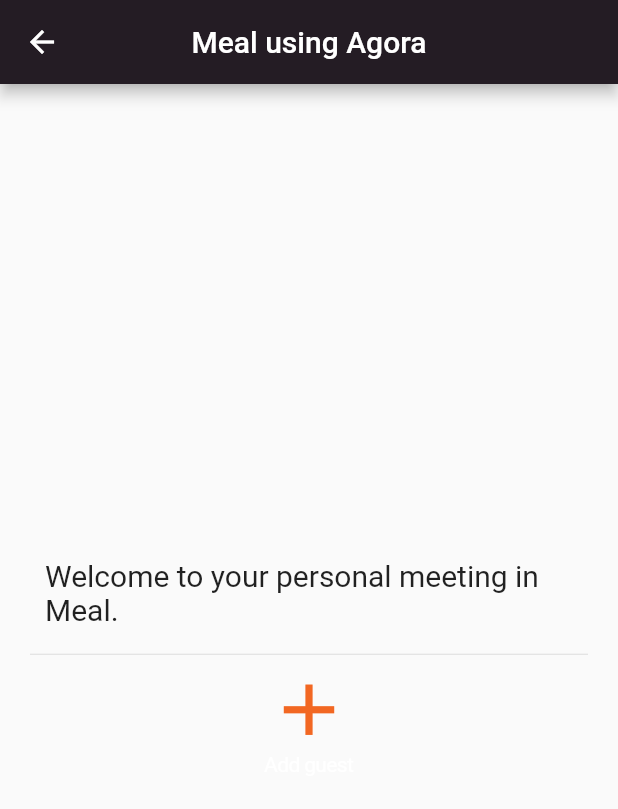
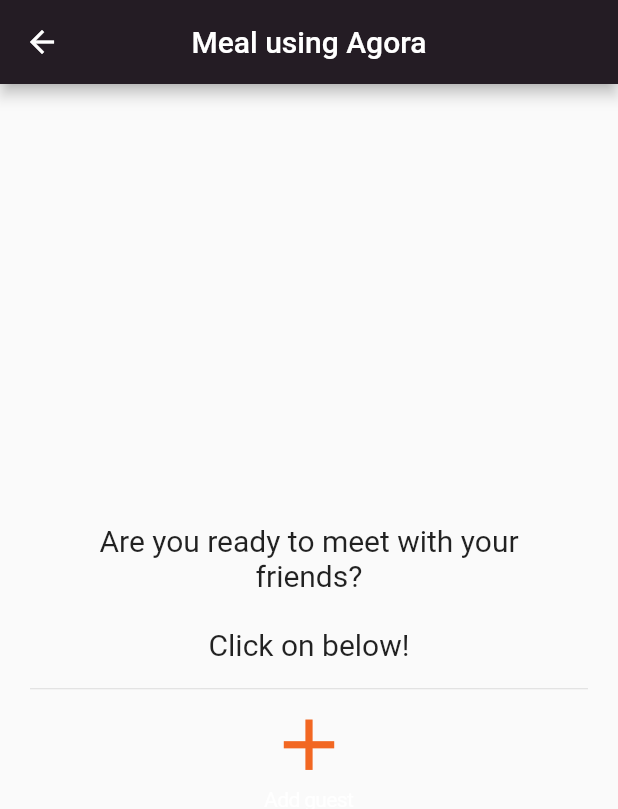
Before and after one commit to netopaez97/Meal, a Flutter app: the IndexPage screen opened by its route, on a phone screen of 412 x 824 dp. Shown: the top 809 px of the screen. Run offline on Flutter 3.47's test engine with Material 2 defaults, Android fonts, the phone set to English and light mode, and no system bars; our stand-ins replace carousel_pro, cloud_firestore, firebase_dynamic_links, firebase_messaging, permission_handler, shared_preferences; missing offline and left inert: agora_rtc_engine, square_in_app_payments; accounts and stored records are empty; statements that could not run were skipped.

Commit message:
bug para ingresar a una conferencia arreglado

```diff
--- a/lib/pages/video_conference/index_conference.dart
+++ b/lib/pages/video_conference/index_conference.dart
@@ -15,19 +15,8 @@ class IndexPage extends StatefulWidget {
 }
 
 class IndexState extends State<IndexPage> {
-  /// create a channelController to retrieve text value
-  final _channelController = TextEditingController();
-
-  /// if channel textField is validated to have error
 
   ClientRole _role = ClientRole.Broadcaster;
-
-  @override
-  void dispose() {
-    // dispose input controller
-    _channelController.dispose();
-    super.dispose();
-  }
 
   @override
   Widget build(BuildContext context) {
@@ -46,58 +35,14 @@ class IndexState extends State<IndexPage> {
               Padding(
                 padding: const EdgeInsets.all(10.0),
                 child: Text(
-                  "Welcome to your personal meeting in Meal.",
+                  "Are you ready to meet with your friends?\n\nClick on below!",
                   style: TextStyle(fontSize: 20),
+                  textAlign: TextAlign.center,
                 ),
               ),
               Divider(),
 
               IconAdd(onPressed: onJoin)
-              // Row(
-              //   children: <Widget>[
-              //     Expanded(
-              //         child: TextField(
-              //       enabled: true,
-              //       controller: _channelController,
-              //       decoration: InputDecoration(
-              //         errorText:
-              //             _validateError ? 'Channel name is mandatory' : null,
-              //         border: UnderlineInputBorder(
-              //           borderSide: BorderSide(width: 1),
-              //         ),
-              //         hintText: 'Channel name',
-              //       ),
-              //     ))
-              //   ],
-              // ),
-              // Column(
-              //   children: [
-              //     ListTile(
-              //       title: Text("Join as diner"),
-              //       leading: Radio(
-              //         value: ClientRole.Broadcaster,
-              //         groupValue: _role,
-              //         onChanged: (ClientRole value) {
-              //           setState(() {
-              //             _role = value;
-              //           });
-              //         },
-              //       ),
-              //     ),
-              //     ListTile(
-              //       title: Text("Join as viewer"),
-              //       leading: Radio(
-              //         value: ClientRole.Audience,
-              //         groupValue: _role,
-              //         onChanged: (ClientRole value) {
-              //           setState(() {
-              //             _role = value;
-              //           });
-              //         },
-              //       ),
-              //     )
-              //   ],
-              // ),
             ],
           ),
         ),
@@ -106,9 +51,7 @@ class IndexState extends State<IndexPage> {
   }
 
   Future<void> onJoin() async {
-    // update input validation
 
-    if (_channelController.text.isNotEmpty) {
     // await for camera and mic permissions before pushing video page
     await _handleCameraAndMic();
     // push video page with given channel name
@@ -125,7 +68,6 @@ class IndexState extends State<IndexPage> {
       ),
     );
   }
-  }
 
   Future<void> _handleCameraAndMic() async {
     await PermissionHandler().requestPermissions(
```
Lines whose indentation alone changed are shown as unchanged.
